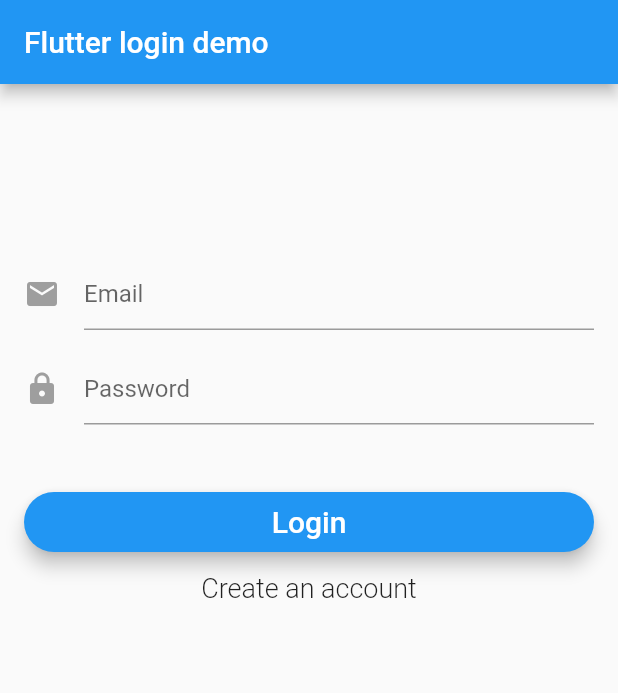
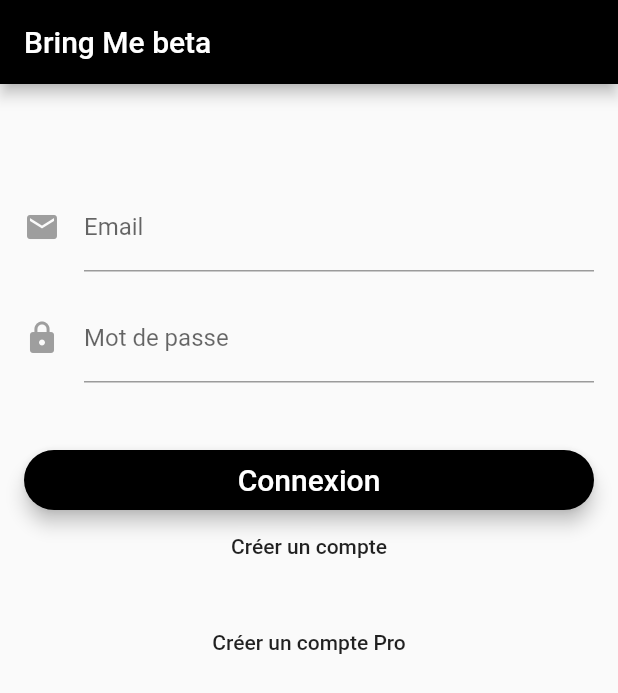
Before and after one commit to mobidian/bringme, a Flutter app: the screen it shows after launch, on a phone screen of 412 x 824 dp. Shown: the top 693 px of the screen. Run offline on Flutter 3.47's test engine with Material 2 defaults, Android fonts, the phone set to English and light mode, and no system bars; our stand-ins replace cloud_firestore, firebase_auth; accounts and stored records are empty.

Commit message:
connection and mutliple input handle not DB yet

```diff
--- a/lib/login_signup_page.dart
+++ b/lib/login_signup_page.dart
@@ -1,5 +1,8 @@
 import 'package:flutter/material.dart';
 import 'package:bringme/authentification/auth.dart';
+import 'package:bringme/services/crud.dart';
+import 'package:bringme/services/userData.dart';
+import 'primary_button.dart';
 
 class LoginSignupPage extends StatefulWidget {
   LoginSignupPage({this.auth, this.loginCallback});
@@ -11,14 +14,23 @@
   State<StatefulWidget> createState() => new _LoginSignupPageState();
 }
 
+enum FormType {login, register, registerAsPro}
+
 class _LoginSignupPageState extends State<LoginSignupPage> {
   final _formKey = new GlobalKey<FormState>();
+  final TextEditingController _passwordTextController = TextEditingController();
+
+  CrudMethods crudObj = new CrudMethods();
 
   String _email;
   String _password;
+  String _name;
+  String _surname;
+  String _phone;
   String _errorMessage;
 
-  bool _isLoginForm;
+  FormType _formType = FormType.login;
+
   bool _isLoading;
 
   // Check if form is valid before perform login or signup
@@ -33,35 +45,39 @@
 
   // Perform login or signup
   void validateAndSubmit() async {
+    if (validateAndSave()) {
       setState(() {
         _errorMessage = "";
         _isLoading = true;
       });
-    if (validateAndSave()) {
-      String userId = "";
       try {
-        if (_isLoginForm) {
-          userId = await widget.auth.signIn(_email, _password);
-          print('Signed in: $userId');
-        } else {
-          userId = await widget.auth.createUser(_email, _password);
-          //widget.auth.sendEmailVerification();
-          //_showVerifyEmailSentDialog();
-          print('Signed up user: $userId');
-        }
+
+        String userId = _formType == FormType.login
+            ? await widget.auth.signIn(_email, _password)
+            : await widget.auth.createUser(_email, _password);
         setState(() {
           _isLoading = false;
         });
 
-        if (userId.length > 0 && userId != null && _isLoginForm) {
+        if (userId.length > 0 && userId != null) {
           widget.loginCallback();
         }
+
+        if (_formType == FormType.register) {
+          UserData userData = new UserData(
+            name: _name,
+            surname: _surname,
+            mail: _email,
+            phone: _phone,
+          );
+          crudObj.createOrUpdateUserData(userData.getDataMap());
+        }
+
       } catch (e) {
         print('Error: $e');
         setState(() {
           _isLoading = false;
           _errorMessage = e.message;
-          _formKey.currentState.reset();
         });
       }
     }
@@ -71,43 +87,206 @@
   void initState() {
     _errorMessage = "";
     _isLoading = false;
-    _isLoginForm = true;
+    _formType = FormType.login;
     super.initState();
   }
 
-  void resetForm() {
+
+  void moveToRegister() {
     _formKey.currentState.reset();
-    _errorMessage = "";
-  }
-
-  void toggleFormMode() {
-    resetForm();
     setState(() {
-      _isLoginForm = !_isLoginForm;
+      _formType = FormType.register;
+      _errorMessage = '';
     });
   }
 
-  @override
-  Widget build(BuildContext context) {
-    return new Scaffold(
-        appBar: new AppBar(
-          title: new Text('Flutter login demo'),
+  void moveToRegisterAsPro() {
+    _formKey.currentState.reset();
+    setState(() {
+      _formType = FormType.registerAsPro;
+      _errorMessage = '';
+    });
+  }
+
+  void moveToLogin() {
+    _formKey.currentState.reset();
+    setState(() {
+      _formType = FormType.login;
+      _errorMessage = '';
+    });
+  }
+
+  Widget _buildEmailField() {
+    return Padding(
+      padding: const EdgeInsets.fromLTRB(0.0, 50.0, 0.0, 0.0),
+      child: TextFormField(
+        maxLines: 1,
+        key: new Key('email'),
+        decoration: InputDecoration(
+          labelText: 'Email',
+          icon: new Icon(
+            Icons.mail,
+            color: Colors.grey,
           ),
-        body: Stack(
+        ),
+        keyboardType: TextInputType.emailAddress,
+        validator: (String value) {
+          if (value.isEmpty ||
+              !RegExp(r"[a-z0-9!#$%&'*+/=?^_`{|}~-]+(?:\.[a-z0-9!#$%&'*+/=?^_`{|}~-]+)*@(?:[a-z0-9](?:[a-z0-9-]*[a-z0-9])?\.)+[a-z0-9](?:[a-z0-9-]*[a-z0-9])?")
+                  .hasMatch(value)) {
+            return 'Saisissez un e-mail valide';
+          }
+        },
+        onSaved: (value) => _email = value.trim(),
+      ),
+    );
+  }
+
+
+  Widget _buildNameField() {
+    return Padding(
+      padding: const EdgeInsets.fromLTRB(0.0, 15.0, 0.0, 0.0),
+      child: TextFormField(
+        maxLines: 1,
+        key: new Key('namefield'),
+        decoration: InputDecoration(
+          labelText: 'Prénom',
+          icon: new Icon(
+            Icons.perm_identity,
+            color: Colors.grey,
+          ),
+        ),
+        validator: (String value) {
+          if (value.isEmpty) {
+            return 'Saisissez un prénom';
+          }
+        },
+        onSaved: (value) => _name = value.trim(),
+      ),
+    );
+  }
+
+  Widget _buildSurnameField() {
+    return Padding(
+      padding: const EdgeInsets.fromLTRB(0.0, 15.0, 0.0, 0.0),
+      child: TextFormField(
+        maxLines: 1,
+        key: new Key('surnamefield'),
+        decoration: InputDecoration(
+          labelText: 'Nom',
+          icon: new Icon(
+            Icons.perm_identity,
+            color: Colors.grey,
+          ),
+        ),
+        validator: (String value) {
+          if (value.isEmpty) {
+            return 'Saisissez un nom';
+          }
+        },
+        onSaved: (value) => _surname = value.trim(),
+      ),
+    );
+  }
+
+  Widget _buildPasswordField() {
+    return Padding(
+      padding: const EdgeInsets.fromLTRB(0.0, 15.0, 0.0, 0.0),
+      child: TextFormField(
+        maxLines: 1,
+        key: new Key('password'),
+        decoration: InputDecoration(
+            labelText: 'Mot de passe',
+            icon: new Icon(
+              Icons.lock,
+              color: Colors.grey,
+            )),
+        controller: _passwordTextController,
+        obscureText: true,
+        validator: (String value) {
+          if (value.isEmpty || value.length < 6) {
+            return '6 caractères minimum sont requis';
+          }
+        },
+        onSaved: (value) => _password = value.trim(),
+      ),
+    );
+  }
+
+
+  Widget _builConfirmPasswordTextField() {
+    return Padding(
+      padding: const EdgeInsets.fromLTRB(0.0, 15.0, 0.0, 0.0),
+      child: TextFormField(
+        decoration: InputDecoration(
+            labelText: 'Confirmez le mot de passe',
+            icon: new Icon(
+              Icons.lock,
+              color: Colors.grey,
+            )),
+        obscureText: true,
+        validator: (String value) {
+          if (_passwordTextController.text != value) {
+            return 'Le mot de passe ne correspond pas';
+          }
+        },
+      ),
+    );
+  }
+
+
+  Widget submitWidgets() {
+    switch (_formType) {
+      case FormType.login:
+        return ListView(
+          shrinkWrap: true,
           children: <Widget>[
-            _showForm(),
-            _showCircularProgress(),
+            PrimaryButton(
+              key: new Key('login'),
+              text: 'Connexion',
+              height: 44.0,
+              onPressed: validateAndSubmit,
+            ),
+            FlatButton(
+                key: new Key('need-account'),
+                child: Text("Créer un compte"),
+                onPressed: moveToRegister),
           ],
-        ));
+        );
+      default:
+        return ListView(
+          shrinkWrap: true,
+          children: <Widget>[
+            PrimaryButton(
+                key: new Key('register'),
+                text: 'Créer',
+                height: 44.0,
+                onPressed: validateAndSubmit
+            ),
+            FlatButton(
+                key: new Key('need-login'),
+                child: Text("Déjà un compte ? Se connecter"),
+                onPressed: moveToLogin),
+          ],
+        );
+    }
+
   }
 
   Widget _showCircularProgress() {
-    if (_isLoading) {
-      return Center(child: CircularProgressIndicator());
+    return Container(
+      padding: const EdgeInsets.all(20.0),
+      child: Center(child: CircularProgressIndicator()),
+    );
   }
-    return Container(
-      height: 0.0,
-      width: 0.0,
+
+  Widget comptePro() {
+    return Align(
+      alignment: Alignment.bottomCenter,
+      child: FlatButton(
+        onPressed: moveToRegisterAsPro,
+        child: Text('Créer un compte Pro'),
+      ),
     );
   }
 
@@ -134,33 +313,19 @@
 //    );
 //  }
 
-  Widget _showForm() {
-    return new Container(
-        padding: EdgeInsets.all(16.0),
-        child: new Form(
-          key: _formKey,
-          child: new ListView(
-            shrinkWrap: true,
-            children: <Widget>[
-              showEmailInput(),
-              showPasswordInput(),
-              showPrimaryButton(),
-              showSecondaryButton(),
-              showErrorMessage(),
-            ],
-          ),
-        ));
-  }
 
   Widget showErrorMessage() {
     if (_errorMessage.length > 0 && _errorMessage != null) {
-      return new Text(
+      return Padding(
+        padding: const EdgeInsets.fromLTRB(0.0, 15.0, 0.0, 0.0),
+        child: new Text(
           _errorMessage,
           style: TextStyle(
               fontSize: 13.0,
               color: Colors.red,
               height: 1.0,
               fontWeight: FontWeight.w300),
+        ),
       );
     } else {
       return new Container(
@@ -189,47 +354,59 @@
     );
   }
 
-  Widget showPasswordInput() {
-    return Padding(
-      padding: const EdgeInsets.fromLTRB(0.0, 15.0, 0.0, 0.0),
-      child: new TextFormField(
-        maxLines: 1,
-        obscureText: true,
-        autofocus: false,
-        decoration: new InputDecoration(
-            hintText: 'Password',
-            icon: new Icon(
-              Icons.lock,
-              color: Colors.grey,
-            )),
-        validator: (value) => value.isEmpty ? 'Password can\'t be empty' : null,
-        onSaved: (value) => _password = value.trim(),
-      ),
-    );
-  }
 
-  Widget showSecondaryButton() {
-    return new FlatButton(
-        child: new Text(
-            _isLoginForm ? 'Create an account' : 'Have an account? Sign in',
-            style: new TextStyle(fontSize: 18.0, fontWeight: FontWeight.w300)),
-        onPressed: toggleFormMode);
-  }
-
-  Widget showPrimaryButton() {
-    return new Padding(
-        padding: EdgeInsets.fromLTRB(0.0, 45.0, 0.0, 0.0),
-        child: SizedBox(
-          height: 40.0,
-          child: new RaisedButton(
-            elevation: 5.0,
-            shape: new RoundedRectangleBorder(
-                borderRadius: new BorderRadius.circular(30.0)),
-            color: Colors.blue,
-            child: new Text(_isLoginForm ? 'Login' : 'Create account',
-                style: new TextStyle(fontSize: 20.0, color: Colors.white)),
-            onPressed: validateAndSubmit,
+  Widget _buildForm() {
+    return new Container(
+        padding: EdgeInsets.all(16.0),
+        child: new Form(
+          key: _formKey,
+          child: new ListView(
+            shrinkWrap: true,
+            children: <Widget>[
+              _buildEmailField(),
+              _formType == FormType.register
+                  ? _buildNameField()
+                  : Container(),
+              _formType == FormType.registerAsPro
+                  ? _buildNameField()
+                  : Container(),
+              _formType == FormType.register
+                  ? _buildSurnameField()
+                  : Container(),
+              _formType == FormType.registerAsPro
+                  ? _buildSurnameField()
+                  : Container(),
+              _buildPasswordField(),
+              _formType == FormType.register
+                  ? _builConfirmPasswordTextField()
+                  : Container(),
+              _formType == FormType.registerAsPro
+                  ? _builConfirmPasswordTextField()
+                  : Container(),
+              _isLoading == false ? submitWidgets() : _showCircularProgress(),
+            showErrorMessage(),
+            ],
           ),
         ));
   }
+
+
+  @override
+  Widget build(BuildContext context) {
+    return new Scaffold(
+        appBar: new AppBar(
+          title: new Text('Bring Me beta'),
+        ),
+        body: SingleChildScrollView(
+          child: Container(
+            child: Column(
+              children: <Widget>[
+                _buildForm(),
+                _formType == FormType.registerAsPro ? Container() : comptePro(),
+              ],
+            ),
+          ),
+        )
+    );
   }
+}
--- a/lib/main.dart
+++ b/lib/main.dart
@@ -4,14 +4,27 @@
 
 void main() => runApp(new MyApp());
 
-class MyApp extends StatelessWidget {
+
+
+class MyApp extends StatefulWidget {
+  @override
+  State<StatefulWidget> createState() {
+    return _MyAppState();
+  }
+}
+
+
+class _MyAppState extends State<MyApp>{
 
   @override
   Widget build(BuildContext context) {
+
+
+
     return new MaterialApp(
-        title: 'Flutter Login Demo',
+        title: 'Bring Me beta 0.1',
         theme: new ThemeData(
-          primarySwatch: Colors.blue,
+          primaryColor: Colors.black,
         ),
         home: new RootPage(auth: new Auth()));
   }
--- /dev/null
+++ b/lib/primary_button.dart
@@ -0,0 +1,29 @@
+import 'package:flutter/material.dart';
+
+class PrimaryButton extends StatelessWidget {
+  PrimaryButton({this.key, this.text, this.height, this.onPressed})
+      : super(key: key);
+  final Key key;
+  final String text;
+  final double height;
+  final VoidCallback onPressed;
+
+  @override
+  Widget build(BuildContext context) {
+    return Padding(
+      padding: EdgeInsets.fromLTRB(0.0, 45.0, 0.0, 0.0),
+      child: SizedBox(
+        height: 40.0,
+        child: RaisedButton(
+            elevation: 5.0,
+            shape: RoundedRectangleBorder(
+                borderRadius: BorderRadius.circular(30.0)),
+            child: Text(text,
+                style: TextStyle(color: Colors.white, fontSize: 20.0)),
+            color: Theme.of(context).primaryColor,
+            textColor: Colors.white,
+            onPressed: onPressed),
+      ),
+    );
+  }
+}
--- /dev/null
+++ b/lib/services/userData.dart
@@ -0,0 +1,24 @@
+class UserData {
+  UserData(
+      {this.name,
+        this.surname,
+        this.mail,
+        this.phone,
+        this.sex});
+
+  final String name;
+  final String surname;
+  final String mail;
+  final String phone;
+  final bool sex;
+
+
+  Map<String,dynamic> getDataMap(){
+    return {
+      "name":name,
+      "surname": surname,
+      "mail": mail,
+      "phone": phone,
+    };
+  }
+}
```
Lines whose indentation alone changed are shown as unchanged.
